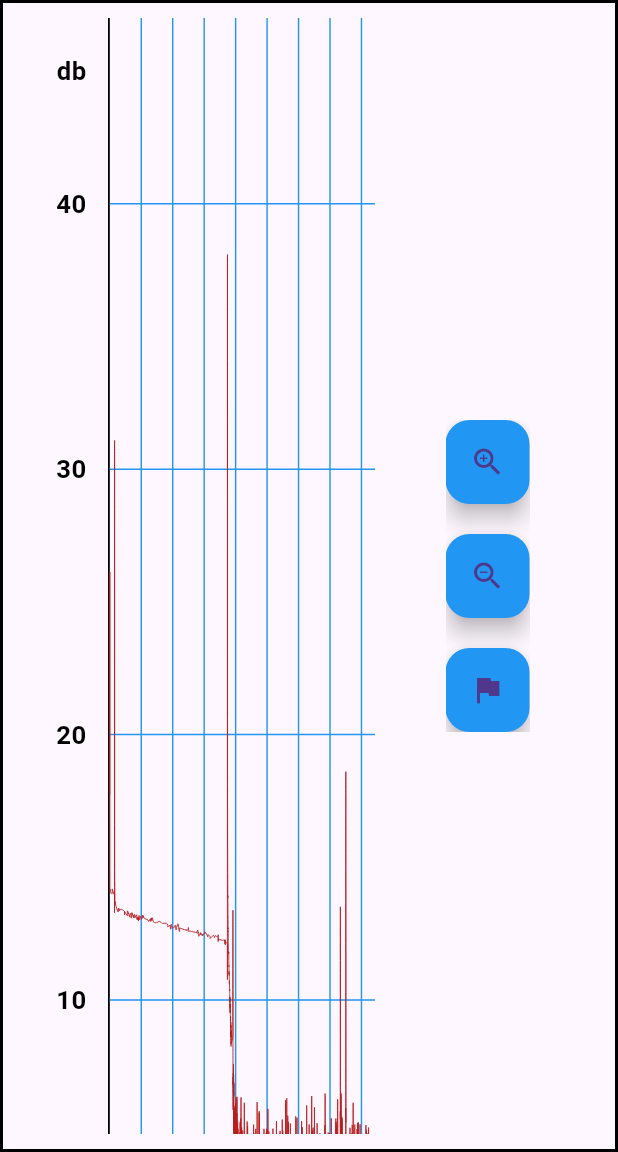
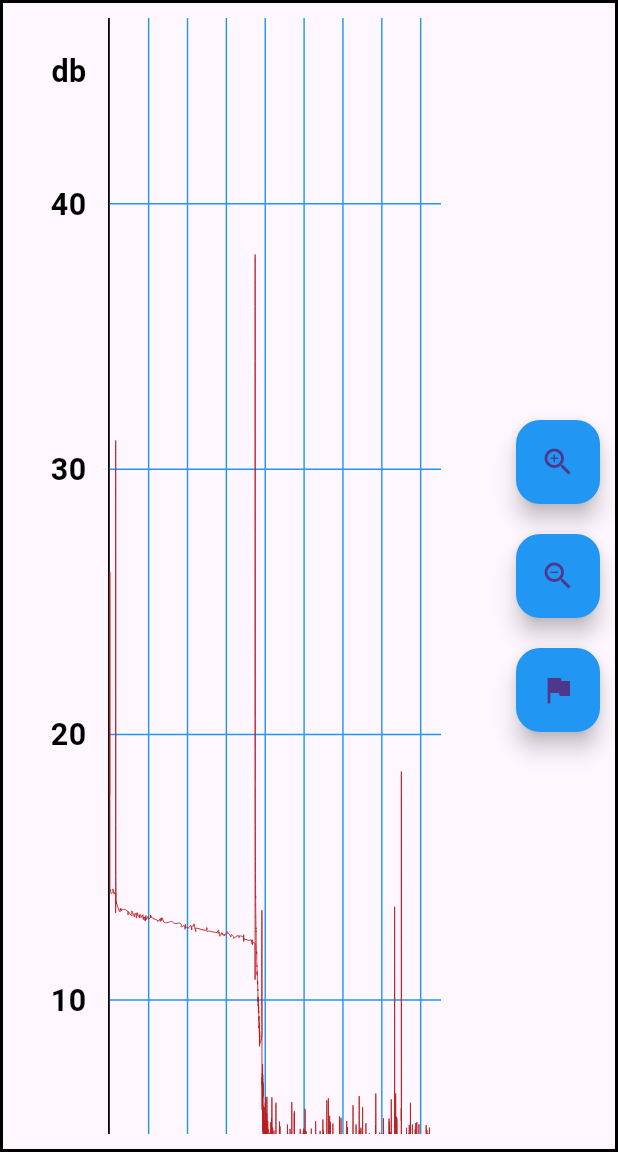
Before and after one commit to muscle-memory/second_GMT, a Flutter app: the screen it shows after launch, after a tap on the "zoom in" icon, on a phone screen of 412 x 824 dp, the part 84-1236 px from its top. Run offline on Flutter 3.47's test engine with Material 3 defaults, Android fonts, the light colour scheme and no system bars; drawn by our look-alikes of fl_chart.

Commit message:
last_last commit

```diff
--- a/lib/main.dart
+++ b/lib/main.dart
@@ -1,5 +1,6 @@
+import 'package:flutter/material.dart';
 import 'package:chart_sample/presentation/screens/line_chart_screen.dart';
-import 'package:flutter/material.dart';
+import 'package:chart_sample/presentation/widgets/line_chart_container.dart';
 
 void main() {
   runApp(MyApp());
@@ -8,7 +9,7 @@ void main() {
 class MyApp extends StatelessWidget {
   final TransformationController _transformationController = TransformationController();
 
-   MyApp({super.key});
+  MyApp({super.key});
 
   @override
   Widget build(BuildContext context) {
@@ -18,7 +19,7 @@ class MyApp extends StatelessWidget {
       theme: ThemeData(
         primarySwatch: Colors.blue,
       ),
-      home: LineChartScreen(transformationController: _transformationController),
+      home: LineChartContainer(),  // LineChartContainer 사용
     );
   }
 }
--- a/lib/presentation/screens/line_chart_screen.dart
+++ b/lib/presentation/screens/line_chart_screen.dart
@@ -1,14 +1,16 @@
 import 'package:flutter/material.dart';
-import 'package:chart_sample/presentation/widgets/line_chart_sample.dart';
-
+import 'package:chart_sample/presentation/widgets/line_chart_with_zoom.dart';
 import '../widgets/zoom_controls.dart';
+import 'package:chart_sample/domain/models/chart_data.dart';
 
 class LineChartScreen extends StatelessWidget {
   final TransformationController transformationController;
+  final ChartData chartData;
 
   const LineChartScreen({
     super.key,
     required this.transformationController,
+    required this.chartData,
   });
 
   @override
@@ -31,21 +33,17 @@ class LineChartScreen extends StatelessWidget {
               mainAxisAlignment: MainAxisAlignment.center,
               children: [
                 Expanded(
-                  child: InteractiveViewer(
+                  child: LineChartWithZoom(
+                    chartData: chartData,
                     transformationController: transformationController,
-                    child: LineChartSample(),
                   ),
                 ),
-                SizedBox(
-                  width: 150,
-                  child: Column(
-                    mainAxisAlignment: MainAxisAlignment.center,
-                    children: [
-                      InteractiveViewer(
-                        child: ZoomControls(controller: transformationController),
-                      ),
-                    ],
-                  ),
+                const SizedBox(width: 50),
+                Column(
+                  mainAxisAlignment: MainAxisAlignment.center,
+                  children: [
+                    ZoomControls(controller: transformationController),
+                  ],
                 )
               ],
             ),
--- a/lib/presentation/widgets/line_chart_container.dart
+++ b/lib/presentation/widgets/line_chart_container.dart
@@ -1,7 +1,7 @@
 import 'package:flutter/material.dart';
 import 'package:chart_sample/domain/models/chart_data.dart';
-import 'package:chart_sample/presentation/widgets/line_chart_with_zoom.dart';
-import '../resources/value_resources.dart';
+import 'package:chart_sample/presentation/screens/line_chart_screen.dart';
+import 'package:chart_sample/presentation/resources/value_resources.dart';
 
 class LineChartContainer extends StatefulWidget {
   const LineChartContainer({super.key});
@@ -39,8 +39,9 @@ class LineChartContainerState extends State<LineChartContainer> {
           return Center(child: Text('Error: ${snapshot.error}'));
         }
         final chartData = snapshot.data!;
-        return LineChartWithZoom(
+        return LineChartScreen(
           chartData: chartData,
+          transformationController: _transformationController,
         );
       },
     );
--- a/lib/presentation/widgets/line_chart_with_zoom.dart
+++ b/lib/presentation/widgets/line_chart_with_zoom.dart
@@ -1,16 +1,17 @@
+import 'package:chart_sample/presentation/widgets/title_widgets.dart';
 import 'package:flutter/material.dart';
 import 'package:fl_chart/fl_chart.dart';
 import 'package:chart_sample/presentation/resources/app_colors.dart';
 import 'package:chart_sample/domain/models/chart_data.dart';
-import 'package:chart_sample/presentation/widgets/zoom_controls.dart';
-import 'package:chart_sample/presentation/widgets/title_widgets.dart';
 
 class LineChartWithZoom extends StatelessWidget {
   final ChartData chartData;
+  final TransformationController transformationController;
 
   const LineChartWithZoom({
     super.key,
     required this.chartData,
+    required this.transformationController,
   });
 
   @override
@@ -18,14 +19,8 @@ class LineChartWithZoom extends StatelessWidget {
     return LayoutBuilder(
       builder: (context, constraints) {
         return Center(
-          child: _buildInteractiveChart(constraints), // 차트 위젯
-        );
-      },
-    );
-  }
-
-  Widget _buildInteractiveChart(BoxConstraints constraints) {
-    return InteractiveViewer(
+          child: InteractiveViewer(
+            transformationController: transformationController,
             panEnabled: true,
             scaleEnabled: true,
             minScale: 1.0,
@@ -35,6 +30,9 @@ class LineChartWithZoom extends StatelessWidget {
               height: constraints.maxHeight,
               child: LineChart(_buildLineChartData(constraints)),
             ),
+          ),
+        );
+      },
     );
   }
 
--- a/lib/presentation/widgets/zoom_controls.dart
+++ b/lib/presentation/widgets/zoom_controls.dart
@@ -18,23 +18,24 @@ class ZoomControlsState extends State<ZoomControls> {
 
   void _zoomIn() {
     setState(() {
-      _scale = min(_scale * 1.2, 2.5);
-      widget.controller.value = Matrix4.diagonal3Values(_scale, _scale, 1.0);
+      _scale = min(_scale * 1.2, 3.0);
+      widget.controller.value = Matrix4.identity()..scale(_scale);
     });
   }
 
   void _zoomOut() {
     setState(() {
       _scale = max(_scale / 1.2, 1.0);
-      widget.controller.value = Matrix4.diagonal3Values(_scale, _scale, 1.0);
+      widget.controller.value = Matrix4.identity()..scale(_scale);
     });
   }
 
-  void _information() {
+  void _resetZoom() {
     setState(() {
+      _scale = 1.0;
+      widget.controller.value = Matrix4.identity();
     });
   }
-
 
   @override
   Widget build(BuildContext context) {
@@ -53,9 +54,9 @@ class ZoomControlsState extends State<ZoomControls> {
         ),
         const SizedBox(height: 20),
         FloatingActionButton(
-          onPressed: _information,
+          onPressed: _resetZoom,
           backgroundColor: Colors.blue,
-          child: const Icon(Icons.assistant_photo),
+          child: const Icon(Icons.flag),
         ),
       ],
     );
```
Also changed, not shown: 4 other files. Lines whose indentation alone changed are shown as unchanged.
